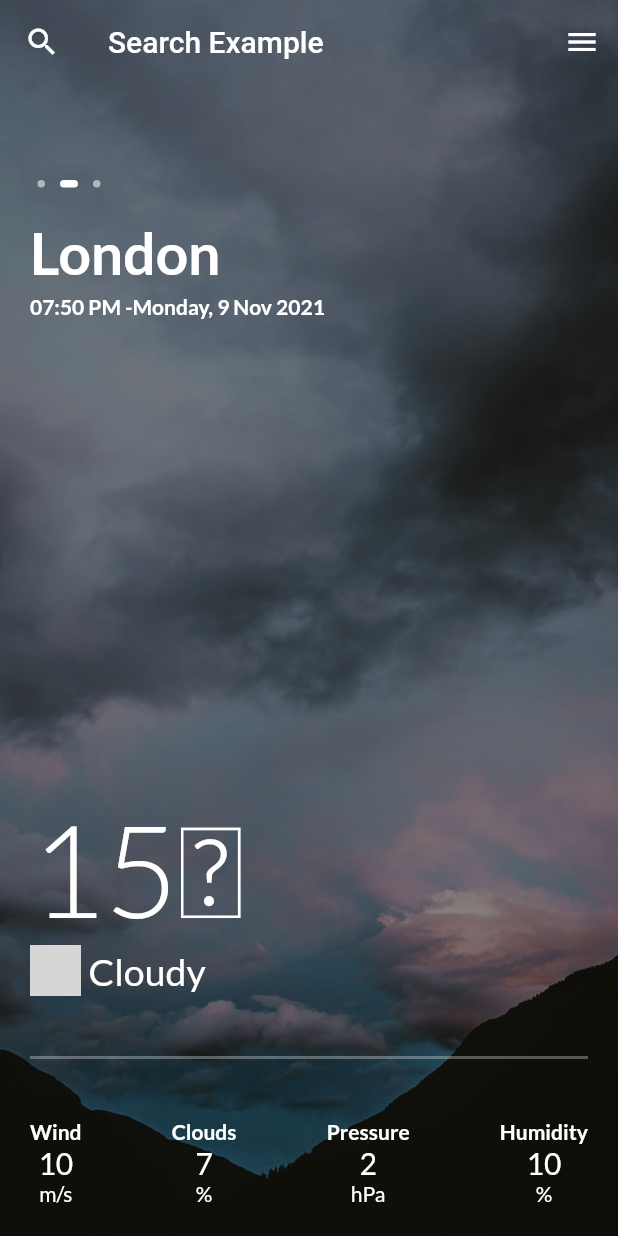
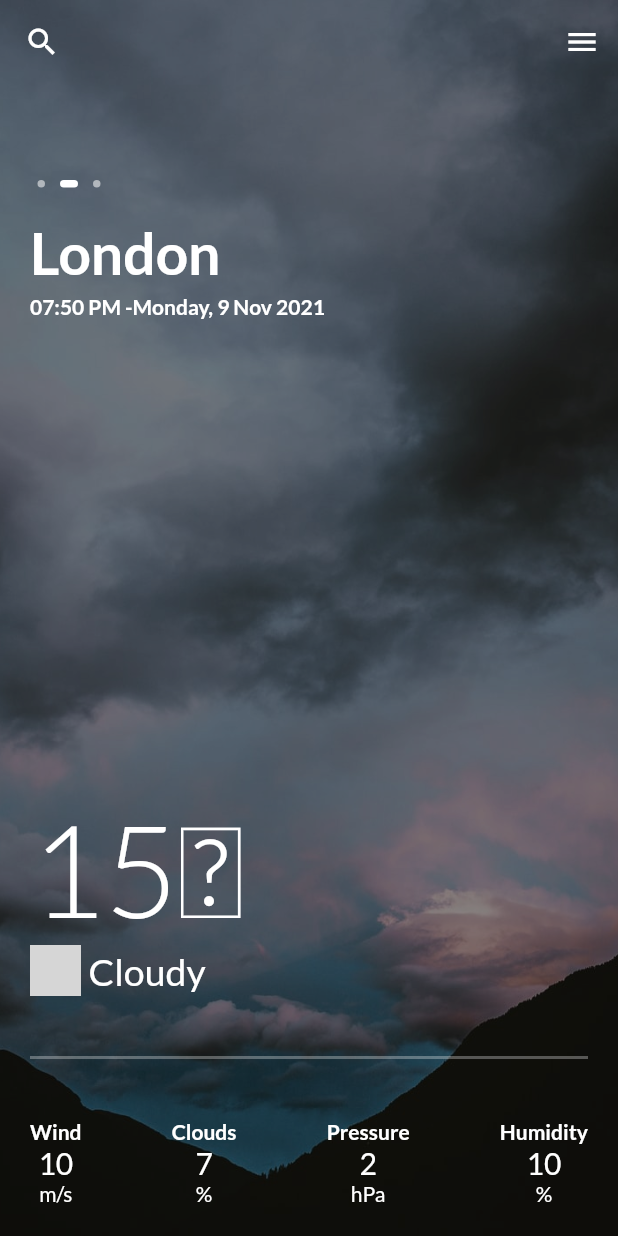
Before and after one commit to himanshu-dxm/weather_forecast_app, a Flutter app: the screen it shows after launch, swiped to page 2, on a phone screen of 412 x 824 dp. Run offline on Flutter 3.47's test engine with Material 2 defaults, Android fonts, the phone set to English and light mode, and no system bars; our stand-ins replace flutter_svg, google_fonts; network calls fail; grey boxes are pictures that could not be loaded.

Commit message:
Removed app bar title

```diff
--- a/lib/home_page.dart
+++ b/lib/home_page.dart
@@ -18,7 +18,7 @@ class _HomePageState extends State<HomePage> {
 
   String _searchText = "";
   Icon _searchIcon = Icon(Icons.search);
-  Widget _appBarTitle = Text( 'Search Example' );
+  Widget _appBarTitle = Text( '' );
   final myController = TextEditingController();
 
   @override
```
